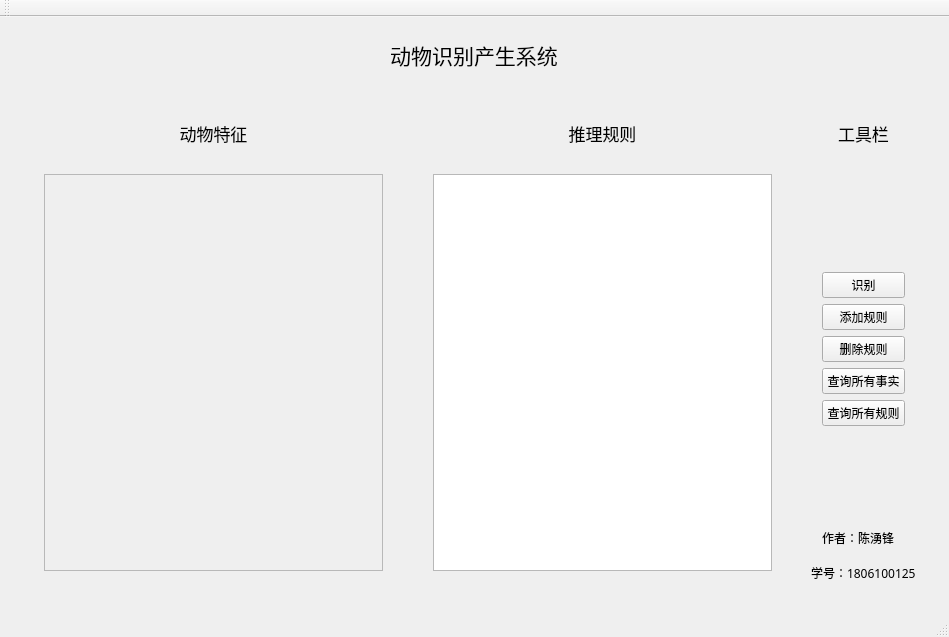
Qt form mainwindow.ui (YoferChen/AnimalRecognitionSystem_Qt5) before a commit.
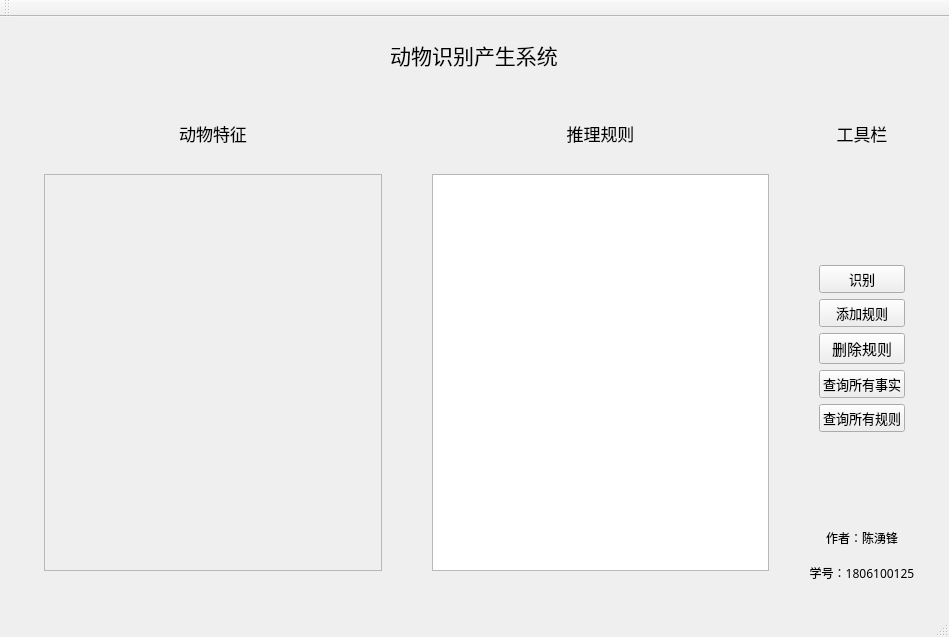
The same form after that commit. Icons and pictures are not drawn.

Diff of the .ui file:
```diff
--- a/mainwindow.ui
+++ b/mainwindow.ui
@@ -65,6 +65,13 @@
               <verstretch>0</verstretch>
              </sizepolicy>
             </property>
+            <property name="font">
+             <font>
+              <family>汉仪小麦体简</family>
+              <weight>50</weight>
+              <bold>false</bold>
+             </font>
+            </property>
             <layout class="QHBoxLayout" name="horizontalLayout_3">
              <item>
               <widget class="QLabel" name="label_feature">
@@ -126,6 +133,7 @@
               <widget class="QLabel" name="label_rules">
                <property name="font">
                 <font>
+                 <family>汉仪小麦体简</family>
                  <pointsize>13</pointsize>
                 </font>
                </property>
@@ -183,6 +191,12 @@
             <layout class="QHBoxLayout" name="horizontalLayout_4">
              <item>
               <widget class="QLabel" name="label_tools">
+               <property name="font">
+                <font>
+                 <family>汉仪小麦体简</family>
+                 <pointsize>13</pointsize>
+                </font>
+               </property>
                <property name="text">
                 <string>工具栏</string>
                </property>
@@ -212,6 +226,12 @@
              </item>
              <item>
               <widget class="QPushButton" name="btn_recognition">
+               <property name="font">
+                <font>
+                 <family>中国式手写风</family>
+                 <pointsize>10</pointsize>
+                </font>
+               </property>
                <property name="text">
                 <string>识别</string>
                </property>
@@ -219,6 +239,12 @@
              </item>
              <item>
               <widget class="QPushButton" name="btn_add_rule">
+               <property name="font">
+                <font>
+                 <family>中国式手写风</family>
+                 <pointsize>10</pointsize>
+                </font>
+               </property>
                <property name="text">
                 <string>添加规则</string>
                </property>
@@ -226,6 +252,12 @@
              </item>
              <item>
               <widget class="QPushButton" name="btn_delete_rule">
+               <property name="font">
+                <font>
+                 <family>中国式手写风</family>
+                 <pointsize>11</pointsize>
+                </font>
+               </property>
                <property name="text">
                 <string>删除规则</string>
                </property>
@@ -233,6 +265,12 @@
              </item>
              <item>
               <widget class="QPushButton" name="pushButton_getfacts">
+               <property name="font">
+                <font>
+                 <family>中国式手写风</family>
+                 <pointsize>10</pointsize>
+                </font>
+               </property>
                <property name="text">
                 <string>查询所有事实</string>
                </property>
@@ -240,6 +278,12 @@
              </item>
              <item>
               <widget class="QPushButton" name="pushButton_getRules">
+               <property name="font">
+                <font>
+                 <family>中国式手写风</family>
+                 <pointsize>10</pointsize>
+                </font>
+               </property>
                <property name="text">
                 <string>查询所有规则</string>
                </property>
@@ -262,12 +306,15 @@
               <widget class="QLabel" name="label">
                <property name="font">
                 <font>
-                 <family>田氏颜体大字库</family>
+                 <family>造字工房悦黑体验版常规体</family>
                 </font>
                </property>
                <property name="text">
                 <string>作者：陈湧锋</string>
                </property>
+               <property name="alignment">
+                <set>Qt::AlignCenter</set>
+               </property>
               </widget>
              </item>
             </layout>
@@ -283,6 +330,9 @@
             <property name="text">
              <string>学号：1806100125</string>
             </property>
+            <property name="alignment">
+             <set>Qt::AlignCenter</set>
+            </property>
            </widget>
           </item>
          </layout>
```
Left out of the diff: 8 changed lines with no effect on the pictures.
